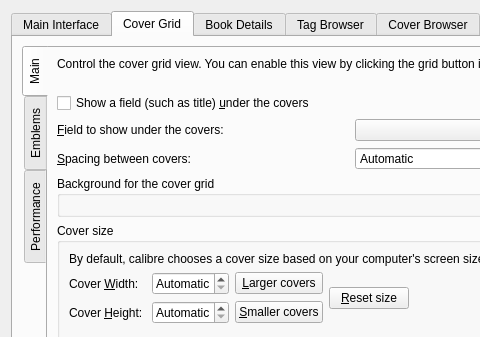
Old version of the form src/calibre/gui2/preferences/look_feel.ui in the repository kovidgoyal/calibre; both pictures show x 0 to 480 and y 0 to 337 of the 820 by 546 pixel window.
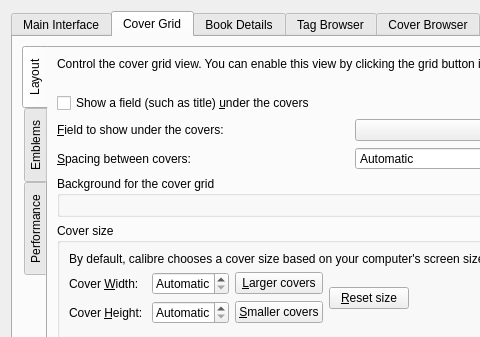
New version of the form. The open tabs and pages were chosen to show the change. Icons and pictures are not drawn. Custom widgets are drawn as their Qt base class.

The edit to the form file:
```diff
--- a/src/calibre/gui2/preferences/look_feel.ui
+++ b/src/calibre/gui2/preferences/look_feel.ui
@@ -242,7 +242,7 @@
          </property>
          <widget class="QWidget" name="tab_5">
           <attribute name="title">
-           <string>Main</string>
+           <string>Layout</string>
           </attribute>
           <layout class="QFormLayout" name="formLayout_2">
            <item row="0" column="0" colspan="2">
```
